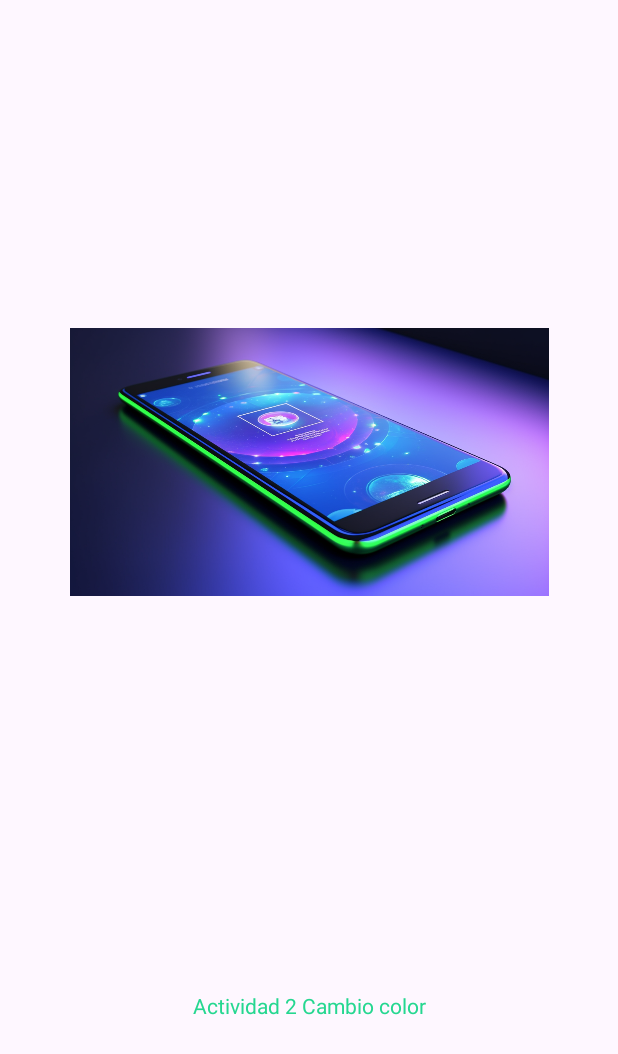
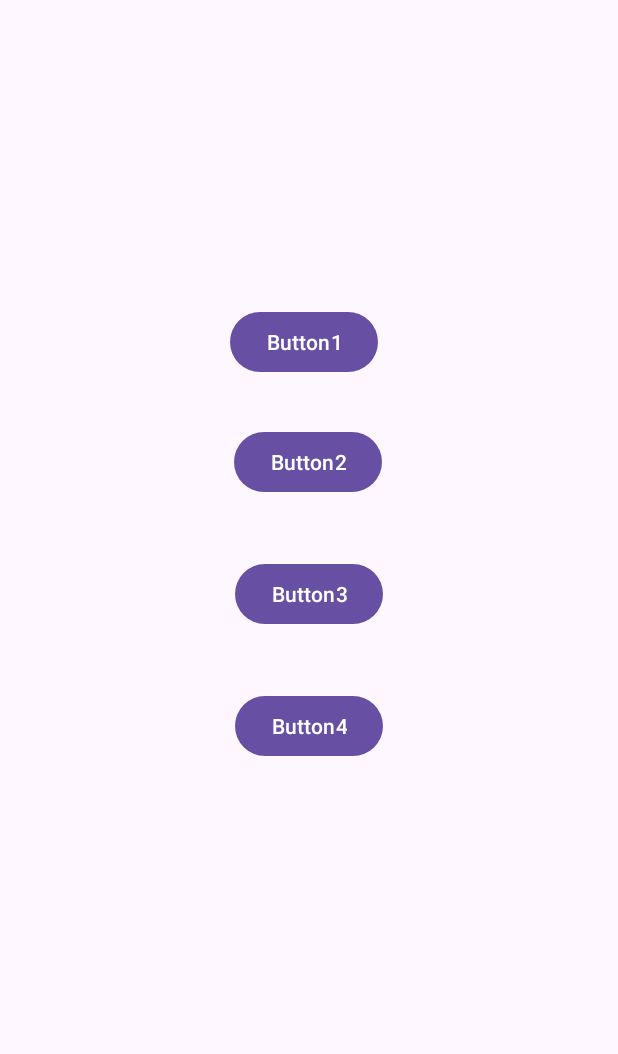
Before and after one commit to aromlob/Actividad_Android, an Android app: the screen it shows after launch (MainActivity), on a phone screen of 412 x 824 dp. Shown: the top 1054 px of the screen. Run offline under Robolectric (Android 15) with nearby library versions, the phone set to English and light mode, and no system bars.

Commit message:
Segunda Parte Actividad 5

```diff
--- a/app/src/main/java/com/example/actvidadesandroid/MainActivity.kt
+++ b/app/src/main/java/com/example/actvidadesandroid/MainActivity.kt
@@ -2,8 +2,12 @@ package com.example.actvidadesandroid
 
 import android.os.Bundle
 import android.util.Log
+import android.view.View
+import android.view.View.OnClickListener
+import android.widget.Button
 import android.widget.ImageView
 import android.widget.TextView
+import android.widget.Toast
 import androidx.activity.enableEdgeToEdge
 import androidx.appcompat.app.AppCompatActivity
 import androidx.core.view.ViewCompat
@@ -11,15 +15,18 @@ import androidx.core.view.WindowInsetsCompat
 //Actvidad 5: Ciclo de Vida
 private const val TAG = "MainActivity"
 
-class MainActivity : AppCompatActivity() {
+class MainActivity : AppCompatActivity(), OnClickListener {
+    private lateinit var boton : Button
+    private lateinit var texto : TextView
+    private lateinit var boton3 : Button
     override fun onCreate(savedInstanceState: Bundle?) {
         super.onCreate(savedInstanceState)
         enableEdgeToEdge()
         setContentView(R.layout.activity_main)
-        val imageView : ImageView = findViewById(R.id.iv_imagen)
-        imageView.setImageResource(R.drawable.imagen)
-        val textView : TextView = findViewById(R.id.iv_text)
-        textView.setText("Actividad 2 Cambio color")
+        boton = findViewById(R.id.iv_boton)
+        texto = findViewById(R.id.iv_texto)
+        boton3 = findViewById(R.id.button3)
+        initEvent()
 
     }
     override fun onStart() {
@@ -46,4 +53,33 @@ class MainActivity : AppCompatActivity() {
         super.onDestroy()
         Log.d(TAG, "La actividad muere.")
     }
+
+    private fun initEvent(){
+        boton.setOnClickListener{
+            Toast.makeText(this, "Hola!!!!",Toast.LENGTH_LONG).show()
+        }
+        boton3.setOnClickListener(this)
+
+    }
+    fun saludar(view: View) {
+        if (view. id == R.id. iv_boton) {//podría quitarlo, porque sólo lo referencia un sólo botón desde la interfaz
+            Toast.makeText( this, "No quiero saludar!!!",Toast.LENGTH_LONG).show()
+        }
+        else{
+            Toast.makeText( this, "quiero saludar!!!",Toast.LENGTH_LONG).show()
+
+        }
+    }
+
+    override fun onClick(p0: View?) {
+        if (p0?.id == R.id.button3){
+            Toast.makeText(this,"Saludo boton3", Toast.LENGTH_LONG).show()
+        }else{
+            Toast.makeText(this,"Saludo boton4", Toast.LENGTH_LONG).show()
+
+        }
+    }
+
+
+
 }
--- a/app/src/main/res/layout/activity_main.xml
+++ b/app/src/main/res/layout/activity_main.xml
@@ -7,24 +7,62 @@
     android:layout_height="match_parent"
     tools:context=".MainActivity">
 
-    <TextView
-        android:id="@+id/iv_text"
+    <Button
+        android:id="@+id/iv_boton"
         android:layout_width="wrap_content"
         android:layout_height="wrap_content"
-        android:textColor="@color/verde"
-        app:layout_constraintBottom_toBottomOf="parent"
+        android:layout_marginTop="204dp"
+        android:onClick="saludar"
+        android:text="Button1"
         app:layout_constraintEnd_toEndOf="parent"
-        app:layout_constraintStart_toStartOf="parent"
-        app:layout_constraintTop_toBottomOf="@+id/iv_imagen" />
-
-    <ImageView
-        android:id="@+id/iv_imagen"
-        android:layout_width="319dp"
-        android:layout_height="416dp"
-        android:layout_marginTop="100dp"
-        android:src="@drawable/imagen"
-        app:layout_constraintEnd_toEndOf="parent"
+        app:layout_constraintHorizontal_bias="0.49"
         app:layout_constraintStart_toStartOf="parent"
         app:layout_constraintTop_toTopOf="parent"
         tools:ignore="MissingConstraints" />
+
+    <TextView
+        android:id="@+id/iv_texto"
+        android:layout_width="wrap_content"
+        android:layout_height="wrap_content"
+        app:layout_constraintBottom_toBottomOf="parent"
+        app:layout_constraintEnd_toEndOf="parent"
+        app:layout_constraintHorizontal_bias="0.498"
+        app:layout_constraintStart_toStartOf="parent"
+        app:layout_constraintVertical_bias="0.596" />
+
+    <Button
+        android:id="@+id/iv_boton2"
+        android:layout_width="wrap_content"
+        android:layout_height="wrap_content"
+        android:layout_marginTop="284dp"
+        android:onClick="saludar"
+        android:text="Button2"
+        app:layout_constraintEnd_toEndOf="parent"
+        app:layout_constraintHorizontal_bias="0.498"
+        app:layout_constraintStart_toStartOf="parent"
+        app:layout_constraintTop_toTopOf="parent"
+        tools:ignore="MissingConstraints" />
+
+    <Button
+        android:id="@+id/button3"
+        android:layout_width="wrap_content"
+        android:layout_height="wrap_content"
+        android:layout_marginTop="40dp"
+        android:text="Button3"
+        app:layout_constraintEnd_toEndOf="parent"
+        app:layout_constraintStart_toStartOf="parent"
+        app:layout_constraintTop_toBottomOf="@+id/iv_boton2" />
+
+    <Button
+        android:id="@+id/button4"
+        android:layout_width="wrap_content"
+        android:layout_height="wrap_content"
+        android:layout_marginTop="40dp"
+        android:text="Button4"
+        app:layout_constraintEnd_toEndOf="parent"
+        app:layout_constraintStart_toStartOf="parent"
+        app:layout_constraintTop_toBottomOf="@+id/button3"
+        tools:ignore="MissingConstraints" />
+
+
 </androidx.constraintlayout.widget.ConstraintLayout>
```
